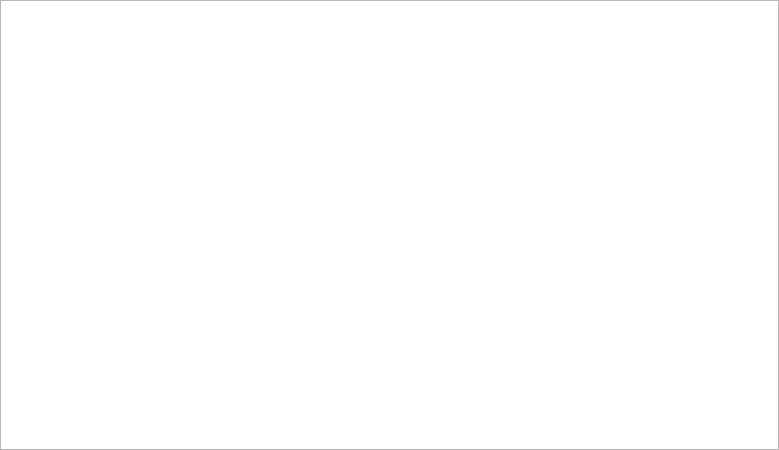
The window that SeaBattleHelp.ui (Centronics/SeaBattle) describes before a commit, drawn with Qt 5.
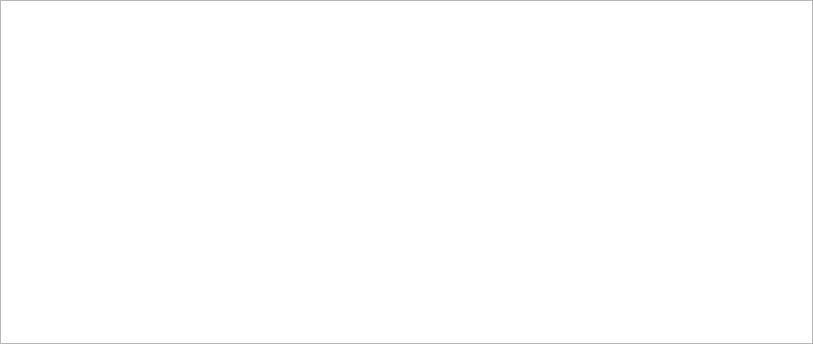
The same window after the commit.

Patch:
```diff
--- a/SeaBattleHelp.ui
+++ b/SeaBattleHelp.ui
@@ -6,8 +6,8 @@
    <rect>
     <x>0</x>
     <y>0</y>
-    <width>779</width>
-    <height>450</height>
+    <width>813</width>
+    <height>344</height>
    </rect>
   </property>
   <property name="windowTitle">
@@ -54,7 +54,7 @@
 &lt;html&gt;&lt;head&gt;&lt;meta name=&quot;qrichtext&quot; content=&quot;1&quot; /&gt;&lt;style type=&quot;text/css&quot;&gt;
 p, li { white-space: pre-wrap; }
 &lt;/style&gt;&lt;/head&gt;&lt;body style=&quot; font-family:'MS Shell Dlg 2'; font-size:8.25pt; font-weight:400; font-style:normal;&quot;&gt;
-&lt;p style=&quot;-qt-paragraph-type:empty; margin-top:0px; margin-bottom:0px; margin-left:0px; margin-right:0px; -qt-block-indent:0; text-indent:0px;&quot;&gt;&lt;br /&gt;&lt;/p&gt;&lt;/body&gt;&lt;/html&gt;</string>
+&lt;p style=&quot;-qt-paragraph-type:empty; margin-top:0px; margin-bottom:0px; margin-left:0px; margin-right:0px; -qt-block-indent:0; text-indent:0px; font-family:'MS Shell Dlg 2';&quot;&gt;&lt;br /&gt;&lt;/p&gt;&lt;/body&gt;&lt;/html&gt;</string>
      </property>
      <property name="textInteractionFlags">
       <set>Qt::TextSelectableByKeyboard|Qt::TextSelectableByMouse</set>
```
